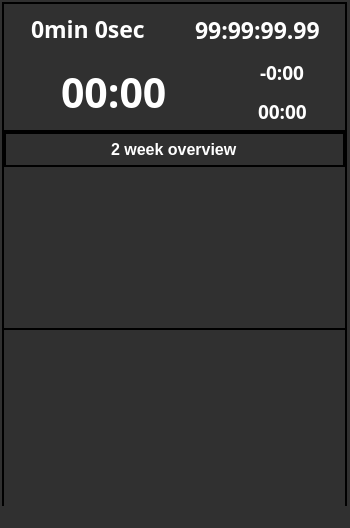
Qt form design.ui (Flynn1460/Workout-App) before a commit.
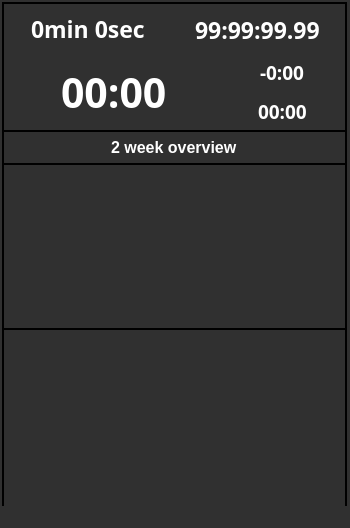
The same form after that commit.

```diff
--- a/design.ui
+++ b/design.ui
@@ -216,9 +216,9 @@
     <widget class="QLineEdit" name="lineEdit">
      <property name="geometry">
       <rect>
-       <x>2</x>
-       <y>2</y>
-       <width>341</width>
+       <x>0</x>
+       <y>0</y>
+       <width>345</width>
        <height>35</height>
       </rect>
      </property>
```
